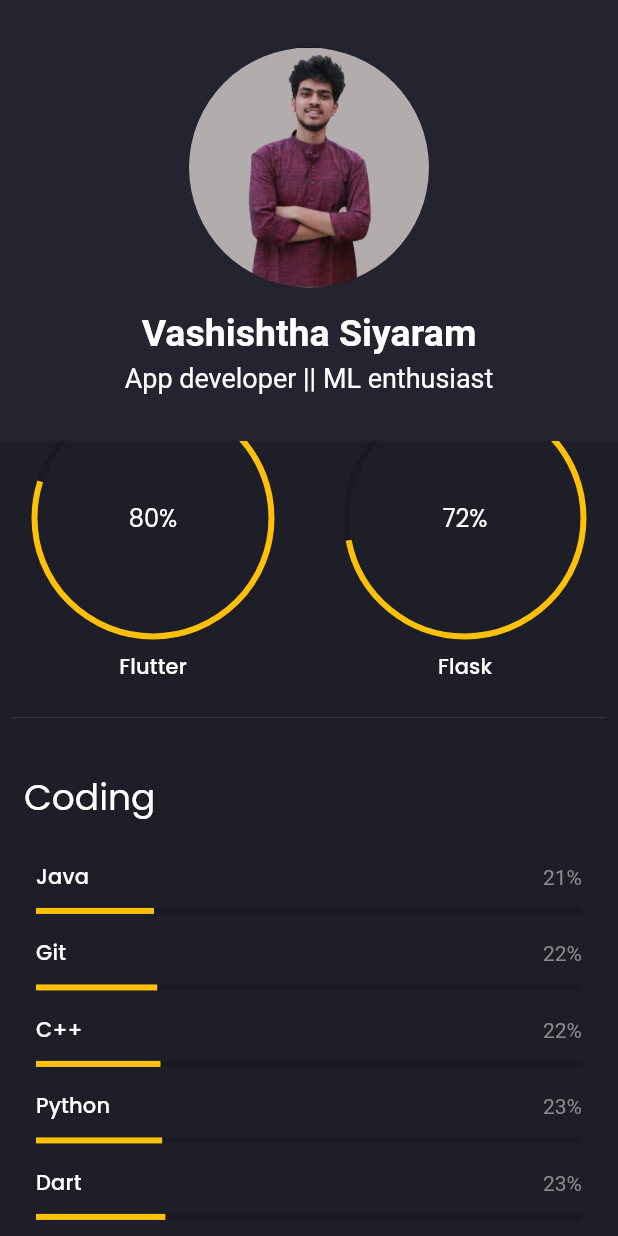
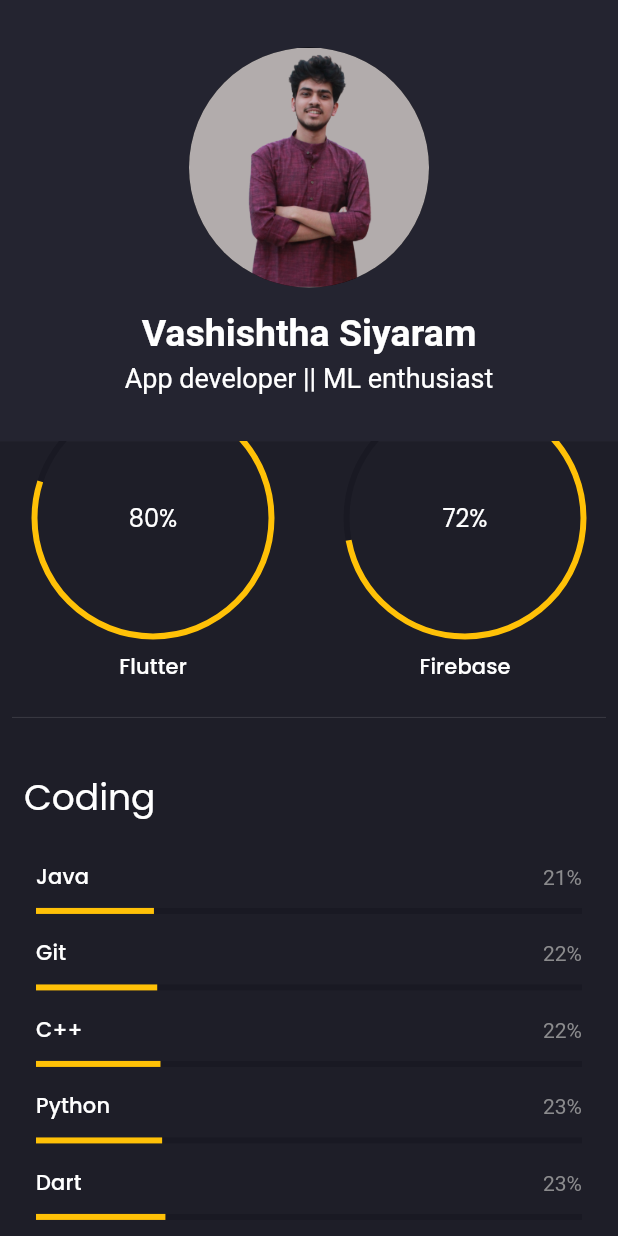
Before and after one commit to vashishthas/Portfolio-App, a Flutter app: the screen it shows after launch, scrolled down 230 dp, on a phone screen of 412 x 824 dp. Run offline on Flutter 3.47's test engine with Material 2 defaults, Android fonts, the phone set to English and light mode, and no system bars; our stand-ins replace flutter_svg, google_fonts; missing offline and left inert: advance_pdf_viewer.

Commit message:
text error

```diff
--- a/lib/screens/home.dart
+++ b/lib/screens/home.dart
@@ -83,7 +83,7 @@ class _HomeScreenState extends State<HomeScreen> {
                         ),
                         Expanded(
                             child: CircularProgress(
-                                percentage: 0.72, text: "Flask")),
+                                percentage: 0.72, text: "Firebase")),
                       ],
                     ),
                     Divider(),
```
